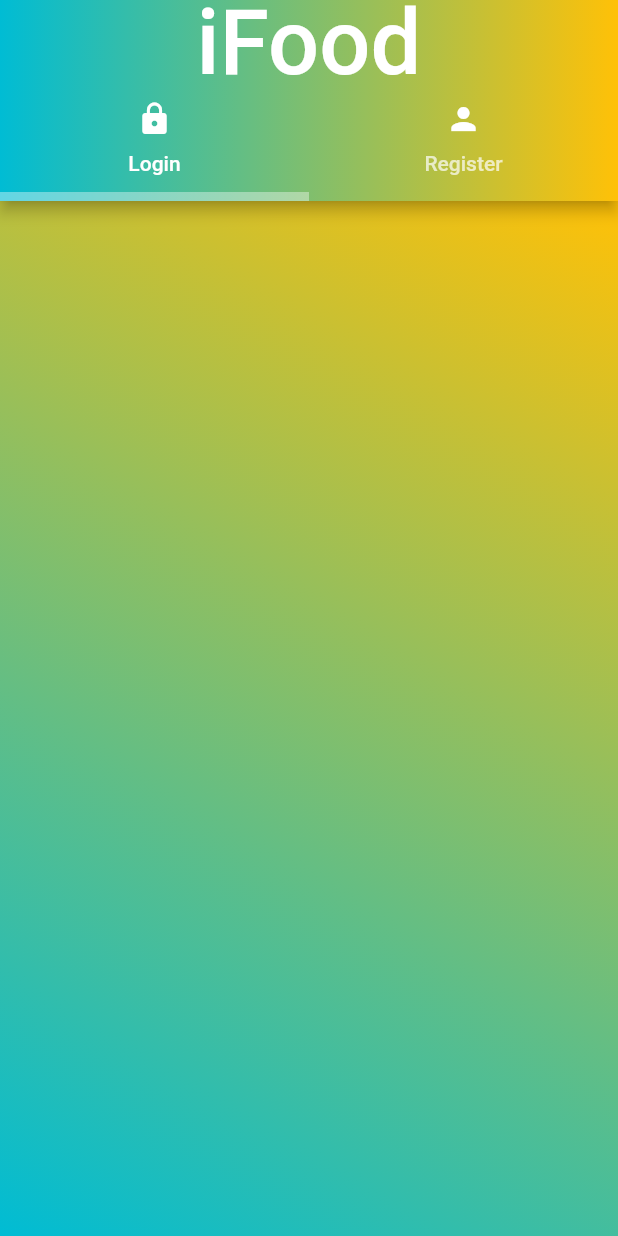
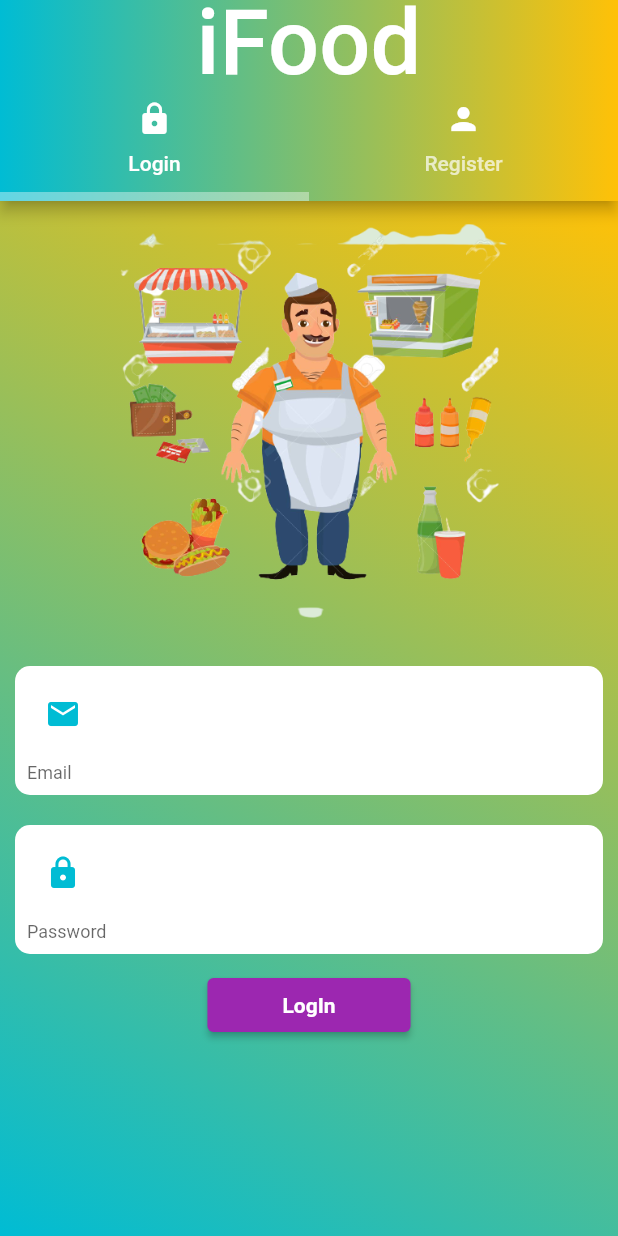
Before and after one commit to Xcheche/foodpanda_sellers_app, a Flutter app: the AuthScreen screen opened directly, on a phone screen of 412 x 824 dp. Run offline on Flutter 3.47's test engine with Material 2 defaults, Android fonts, the phone set to English and light mode, and no system bars; our stand-ins replace geocoding, geolocator, google_fonts, image_picker; Roboto replaces fonts that are missing (Aboreto).

```diff
--- a/lib/authentication/login.dart
+++ b/lib/authentication/login.dart
@@ -1,4 +1,6 @@
 import 'package:flutter/material.dart';
+
+import '../widgets/custom_Text_Field.dart';
 
 class LoginScreen extends StatefulWidget {
   const LoginScreen({super.key});
@@ -8,8 +10,58 @@ class LoginScreen extends StatefulWidget {
 }
 
 class _LoginScreenState extends State<LoginScreen> {
+  final GlobalKey<FormState> _formKey = GlobalKey<FormState>();
+  TextEditingController emailcontroller = TextEditingController();
+  TextEditingController passwordcontroller = TextEditingController();
   @override
   Widget build(BuildContext context) {
-    return Container();
+    return SingleChildScrollView(
+      child: Column(
+        mainAxisSize: MainAxisSize.max,
+        children: [
+          Container(
+            alignment: Alignment.bottomCenter,
+            child: Padding(
+              padding: const EdgeInsets.all(15),
+              child: Image.asset(
+                "images/seller.png",
+                height: 270,
+              ),
+            ),
+          ),
+          Form(
+            key: _formKey,
+            child: Column(
+              children: [
+                CustomTextField(
+                  data: Icons.email,
+                  controller: emailcontroller,
+                  hintText: "Email",
+                  isObsecre: false,
+                ),
+                CustomTextField(
+                  data: Icons.lock,
+                  controller: passwordcontroller,
+                  hintText: "Password",
+                  isObsecre: true,
+                )
+              ],
+            ),
+          ),
+          ElevatedButton(
+            onPressed: () => print("clicked"),
+            style: ElevatedButton.styleFrom(
+              primary: Colors.purple,
+              padding: const EdgeInsets.symmetric(horizontal: 50, vertical: 10),
+            ),
+            child: const Text(
+              "LogIn",
+              style:
+                  TextStyle(color: Colors.white, fontWeight: FontWeight.bold),
+            ),
+          ),
+        ],
+      ),
+    );
   }
 }
--- a/lib/main.dart
+++ b/lib/main.dart
@@ -13,6 +13,7 @@ class MyApp extends StatelessWidget {
   @override
   Widget build(BuildContext context) {
     return MaterialApp(
+        debugShowCheckedModeBanner: false,
         theme: ThemeData(primarySwatch: Colors.blue),
         title: 'Sellers App',
         home: const MySplashScreen());
--- a/lib/splashscreen/splash_screen.dart
+++ b/lib/splashscreen/splash_screen.dart
@@ -14,7 +14,9 @@ class _MySplashScreenState extends State<MySplashScreen> {
   startTimer() {
     Timer(const Duration(seconds: 8), () async {
       Navigator.push(
-          context, MaterialPageRoute(builder: (c) => const AuthScreen()));
+        context,
+        MaterialPageRoute(builder: (c) => const AuthScreen()),
+      );
     });
   }
 
@@ -27,6 +29,7 @@ class _MySplashScreenState extends State<MySplashScreen> {
   @override
   Widget build(BuildContext context) {
     return Material(
+      child: SingleChildScrollView(
         child: Container(
           color: Colors.white,
           child: Center(
@@ -35,7 +38,12 @@ class _MySplashScreenState extends State<MySplashScreen> {
             children: [
               Padding(
                 padding: const EdgeInsets.all(10.0),
-              child: Image.asset('images/splash.jpg '),
+                child: Column(
+                  mainAxisAlignment: MainAxisAlignment.spaceAround,
+                  children: [
+                    Image.asset('images/splash.jpg'),
+                  ],
+                ),
               ),
               const SizedBox(
                 height: 10,
@@ -49,6 +57,7 @@ class _MySplashScreenState extends State<MySplashScreen> {
             ],
           )),
         ),
+      ),
     );
   }
 }
--- /dev/null
+++ b/lib/widgets/custom_Text_Field.dart
@@ -0,0 +1,45 @@
+import 'package:flutter/material.dart';
+
+class CustomTextField extends StatelessWidget {
+  final TextEditingController? controller;
+  final IconData? data;
+  final String? hintText;
+  bool? isObsecre = true;
+  bool? enabled = true;
+
+  CustomTextField({
+    this.controller,
+    this.data,
+    this.hintText,
+    this.isObsecre,
+    this.enabled,
+  });
+
+  @override
+  Widget build(BuildContext context) {
+    return Container(
+      decoration: const BoxDecoration(
+        color: Colors.white,
+        borderRadius: BorderRadius.all(
+          Radius.circular(10),
+        ),
+      ),
+      padding: const EdgeInsets.all(8.0),
+      margin: const EdgeInsets.all(10),
+      child: TextFormField(
+        enabled: enabled,
+        controller: controller,
+        obscureText: isObsecre!,
+        cursorColor: Theme.of(context).primaryColor,
+        decoration: InputDecoration(
+            border: InputBorder.none,
+            prefixIcon: Icon(
+              data,
+              color: Colors.cyan,
+            ),
+            focusColor: Theme.of(context).primaryColor,
+            helperText: hintText),
+      ),
+    );
+  }
+}
--- a/pubspec.yaml
+++ b/pubspec.yaml
@@ -36,6 +36,9 @@ dependencies:
   # Use with the CupertinoIcons class for iOS style icons.
   cupertino_icons: ^1.0.2
   google_fonts: ^5.1.0
+  image_picker: ^1.0.4
+  geolocator: ^10.0.1
+  geocoding: ^2.1.0
 
 dev_dependencies:
   flutter_test:
```
Also changed, not shown: pubspec.lock, 8 other files. Lines whose indentation alone changed are shown as unchanged.
